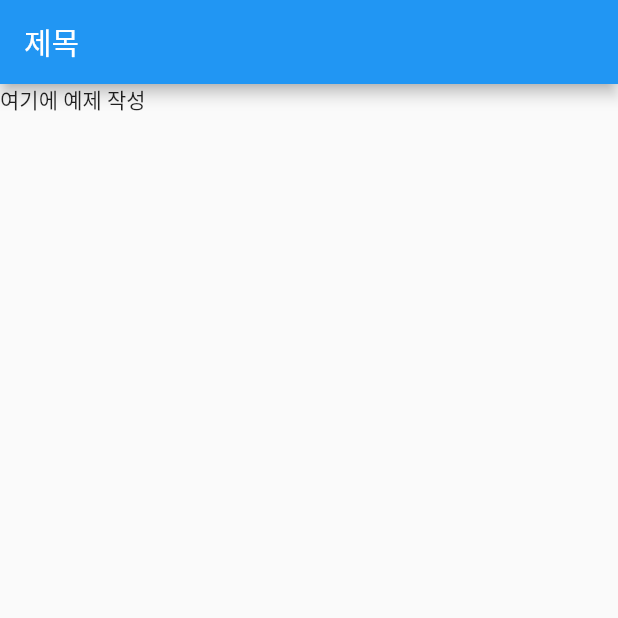
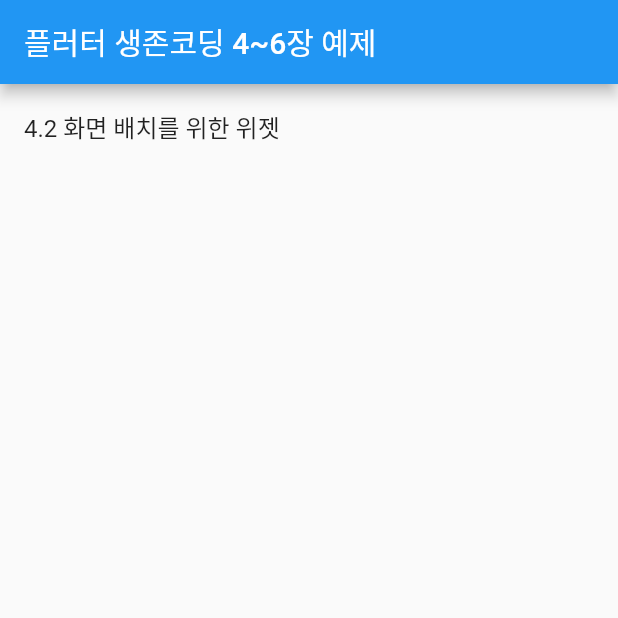
Before and after one commit to karais89/flutter_survival_coding, a Flutter app: the screen it shows after launch, on a phone screen of 412 x 824 dp, the top half of it. Run offline on Flutter 3.47's test engine with Material 2 defaults, Android fonts, the phone set to English and light mode, and no system bars.

Commit message:
컨테이너 작업

```diff
--- a/chapter04/lib/main.dart
+++ b/chapter04/lib/main.dart
@@ -1,3 +1,4 @@
+import 'package:chapter04/menu_page.dart';
 import 'package:flutter/material.dart';
 
 void main() {
@@ -12,19 +13,7 @@ class MyApp extends StatelessWidget {
       theme: ThemeData(
         primarySwatch: Colors.blue,
       ),
-      home: MyHomePage(),
+      home: MenuPage(),
     );
   }
 }
-
-class MyHomePage extends StatelessWidget {
-  @override
-  Widget build(BuildContext context) {
-    return Scaffold(
-      appBar: AppBar(
-        title: Text('제목'),
-      ),
-      body: Text('여기에 예제 작성'),
-    );
-  }
-}
--- /dev/null
+++ b/chapter04/lib/menu_page.dart
@@ -0,0 +1,25 @@
+import 'package:chapter04/multi/multi_menu.dart';
+import 'package:flutter/material.dart';
+
+class MenuPage extends StatelessWidget {
+  @override
+  Widget build(BuildContext context) {
+    return Scaffold(
+      appBar: AppBar(
+        title: Text('플러터 생존코딩 4~6장 예제'),
+      ),
+      body: ListView(
+        children: <Widget>[
+          ListTile(
+            title: Text('4.2 화면 배치를 위한 위젯'),
+            onTap: () {
+              Navigator.push(context, MaterialPageRoute(builder: (context) {
+                return MultiMenu();
+              }));
+            },
+          ),
+        ],
+      ),
+    );
+  }
+}
```
Also changed, not shown: chapter04/lib/multi/container_page.dart (added, +19 -0 lines), chapter04/lib/multi/multi_menu.dart (added, +26 -0 lines), 1 other file.
